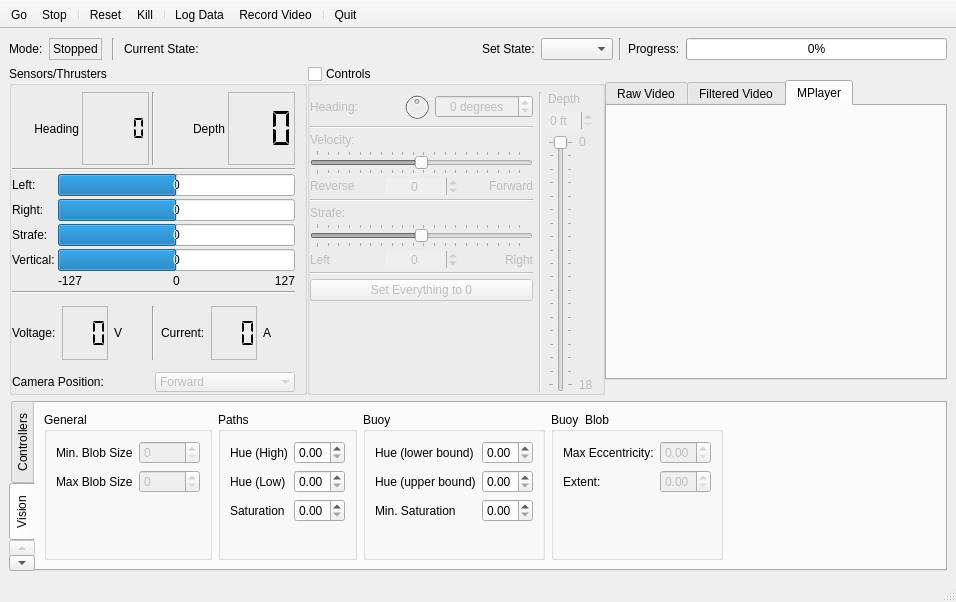
Before: the Qt Designer form dashboard/dashboard.ui in mtboswell/mtboswell-auvc2, drawn with Qt 5.
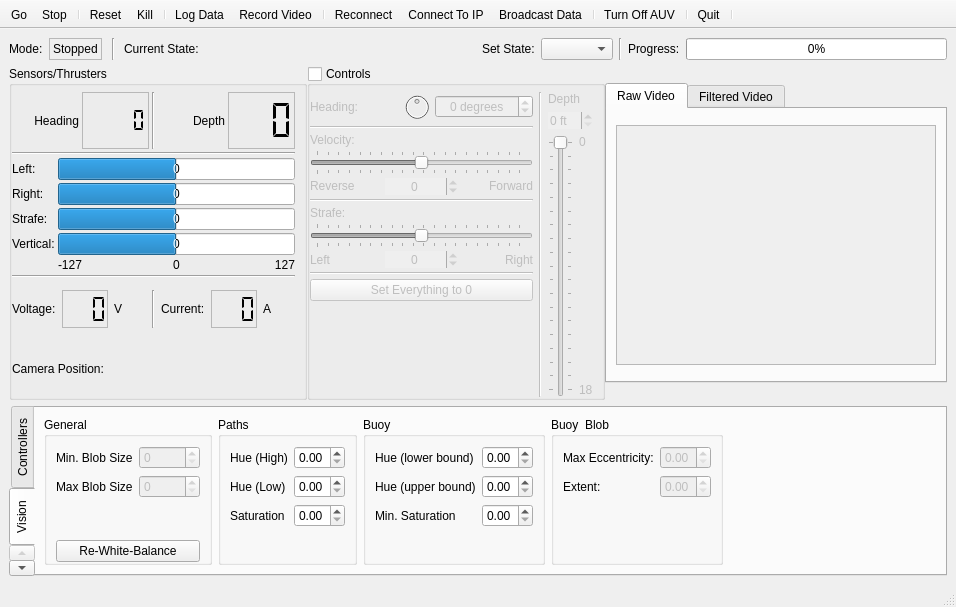
After: the same form once the commit is applied. The open tabs and pages were chosen to show the change.

Commit message: Dashboard 1.0 RC1hg statushg statushg status

Diff of the .ui file:
```diff
--- a/dashboard/dashboard.ui
+++ b/dashboard/dashboard.ui
@@ -8,7 +8,7 @@
     <x>0</x>
     <y>0</y>
     <width>956</width>
-    <height>602</height>
+    <height>607</height>
    </rect>
   </property>
   <property name="sizePolicy">
@@ -520,28 +520,10 @@
             </widget>
            </item>
            <item>
-            <widget class="QComboBox" name="cameraPosComboBox">
-             <property name="enabled">
-              <bool>false</bool>
-             </property>
-             <property name="frame">
-              <bool>false</bool>
-             </property>
-             <item>
+            <widget class="QLabel" name="cameraPosLabel">
               <property name="text">
-               <string>Forward</string>
-              </property>
-             </item>
-             <item>
-              <property name="text">
-               <string>Up</string>
-              </property>
-             </item>
-             <item>
-              <property name="text">
-               <string>Down</string>
-              </property>
-             </item>
+              <string/>
+             </property>
             </widget>
            </item>
           </layout>
@@ -1012,7 +994,7 @@
          <enum>QTabWidget::North</enum>
         </property>
         <property name="currentIndex">
-         <number>2</number>
+         <number>0</number>
         </property>
         <property name="iconSize">
          <size>
@@ -1126,12 +1108,6 @@
           </item>
          </layout>
         </widget>
-        <widget class="QWidget" name="mplayerTab">
-         <attribute name="title">
-          <string>MPlayer</string>
-         </attribute>
-         <layout class="QVBoxLayout" name="verticalLayout_4"/>
-        </widget>
        </widget>
       </item>
      </layout>
@@ -1575,10 +1551,12 @@
           <property name="title">
            <string>General</string>
           </property>
+          <layout class="QVBoxLayout" name="verticalLayout_4">
+           <property name="bottomMargin">
+            <number>0</number>
+           </property>
+           <item>
           <layout class="QFormLayout" name="formLayout_12">
-           <property name="bottomMargin">
-            <number>0</number>
-           </property>
            <item row="0" column="0">
             <widget class="QLabel" name="label_32">
              <property name="text">
@@ -1599,14 +1577,14 @@
              </property>
             </widget>
            </item>
-           <item row="2" column="0">
+             <item row="1" column="0">
             <widget class="QLabel" name="label_33">
              <property name="text">
               <string>Max Blob Size</string>
              </property>
             </widget>
            </item>
-           <item row="2" column="1">
+             <item row="1" column="1">
             <widget class="QSpinBox" name="maxBlobSizeSpinBox">
              <property name="enabled">
               <bool>false</bool>
@@ -1620,6 +1598,18 @@
             </widget>
            </item>
           </layout>
+           </item>
+           <item>
+            <widget class="QPushButton" name="whiteBalancePushButton">
+             <property name="enabled">
+              <bool>true</bool>
+             </property>
+             <property name="text">
+              <string>Re-White-Balance</string>
+             </property>
+            </widget>
+           </item>
+          </layout>
          </widget>
         </item>
         <item>
@@ -2156,7 +2146,14 @@
    <addaction name="actionLogData"/>
    <addaction name="actionRecord_Video"/>
    <addaction name="separator"/>
+   <addaction name="actionReconnect"/>
+   <addaction name="actionConnect_To"/>
+   <addaction name="actionBroadcast_Data"/>
+   <addaction name="separator"/>
+   <addaction name="actionTurn_Off_AUV"/>
+   <addaction name="separator"/>
    <addaction name="actionQuit"/>
+   <addaction name="separator"/>
   </widget>
   <action name="actionQuit">
    <property name="checkable">
@@ -2202,6 +2199,38 @@
     <string>Record Video</string>
    </property>
   </action>
+  <action name="actionTurn_Off_AUV">
+   <property name="text">
+    <string>Turn Off AUV</string>
+   </property>
+   <property name="toolTip">
+    <string>Don't hit this one by accident!</string>
+   </property>
+  </action>
+  <action name="actionReconnect">
+   <property name="text">
+    <string>Reconnect</string>
+   </property>
+   <property name="toolTip">
+    <string>If the AUV data doesn't show up the first time, use this.</string>
+   </property>
+  </action>
+  <action name="actionBroadcast_Data">
+   <property name="text">
+    <string>Broadcast Data</string>
+   </property>
+   <property name="toolTip">
+    <string>If other computers need to see AUV data, click this.</string>
+   </property>
+  </action>
+  <action name="actionConnect_To">
+   <property name="text">
+    <string>Connect To IP</string>
+   </property>
+   <property name="toolTip">
+    <string>Specify the ip address of the AUV</string>
+   </property>
+  </action>
  </widget>
  <tabstops>
   <tabstop>headingPGainSpinBox</tabstop>
```
Left out of the diff: 15 changed lines with no effect on the pictures. Lines whose indentation alone changed are shown as unchanged. The commit also changes 10 other files.
